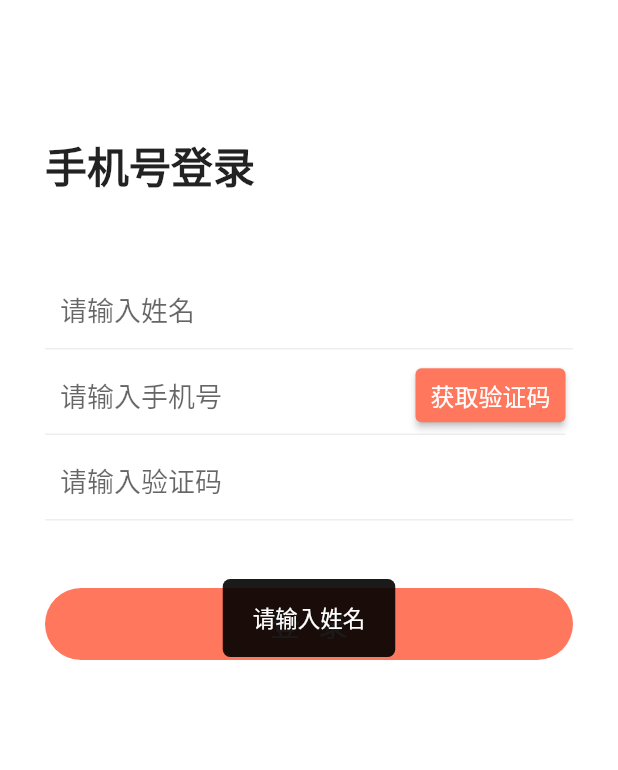
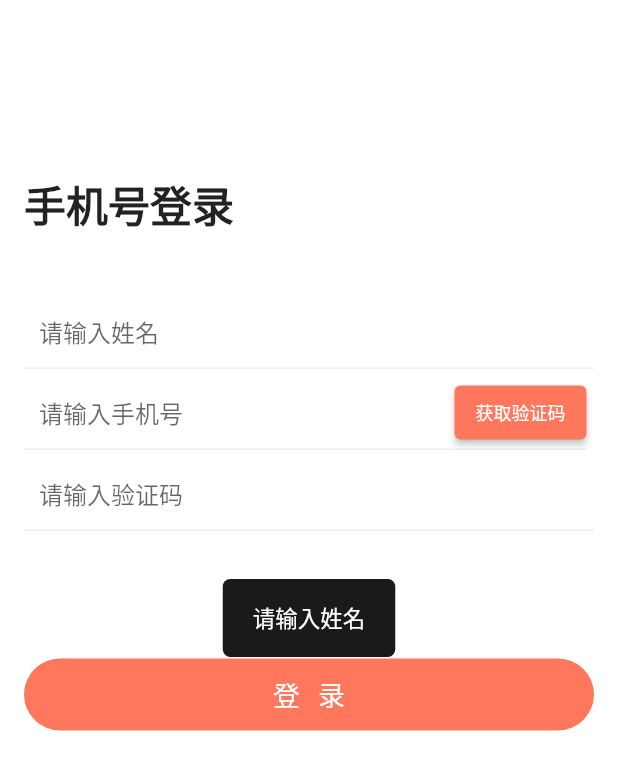
Before and after one commit to 214132049/jiakao, a Flutter app: the screen it shows after launch, after a tap on "登录", on a phone screen of 412 x 824 dp. Shown: the top 770 px of the screen. Run offline on Flutter 3.47's test engine with Material 2 defaults, Android fonts, the light colour scheme and no system bars; our stand-ins replace chips_choice, device_info, flutter_easyloading, flutter_screenutil, shared_preferences; missing offline and left inert: fluwx, tobias.

Commit message:
feat: 版本问题、支付宝支付、验证码

```diff
--- a/lib/loginPage.dart
+++ b/lib/loginPage.dart
@@ -19,6 +19,7 @@ class LoginPage extends StatefulWidget {
 }
 
 class LoginPageState extends State<LoginPage> {
+  String _cookie = '';
   String _name = '';
   String _phone = '';
   String _code = '';
@@ -35,15 +36,35 @@ class LoginPageState extends State<LoginPage> {
     // checkDevice();
   }
 
+  bool _validPhone(String phone) {
+    if (phone.trim() == '') {
+      EasyLoading.showToast('请输入手机号');
+      return false;
+    }
+    RegExp mobileReg = new RegExp(r"1[0-9]\d{9}$");
+    bool matched = mobileReg.hasMatch(phone);
+    if (!matched) {
+      EasyLoading.showToast('手机号不正确');
+      return false;
+    }
+    return true;
+  }
+
   Future _getCode() async {
     try {
-      if (!_available) {
+      if (!_available || !_validPhone(_phone)) {
         return;
       }
+      EasyLoading.show();
+      setState(() {
+        _available = false;
+      });
       _seconds = _countdown;
       var url = '$apiHost/api/getVerifyCode';
       var response = await http
           .post(url, body: {'phone': _phone}).timeout(Duration(seconds: 30));
+      _cookie = response.headers['set-cookie'];
+      print(_cookie);
       if (response.statusCode != 200) {
         throw Error.safeToString('获取失败');
       }
@@ -51,11 +72,17 @@ class LoginPageState extends State<LoginPage> {
       if (data['code'] != 1) {
         throw Error.safeToString(data['message']);
       }
+      EasyLoading.showToast('获取成功');
       _startTimer();
     } catch (exception) {
       if (exception is String) {
         EasyLoading.showError(exception.replaceAll('"', ''));
       }
+      setState(() {
+        _available = true;
+      });
+    } finally {
+      EasyLoading.dismiss();
     }
   }
 
@@ -71,7 +98,6 @@ class LoginPageState extends State<LoginPage> {
         return;
       }
       setState(() {
-        _available = false;
         _verifyStr = '已发送$_seconds' + 's';
       });
       _seconds -= 1;
@@ -121,20 +147,21 @@ class LoginPageState extends State<LoginPage> {
       EasyLoading.showToast('请输入姓名');
       return;
     }
-    if (_phone.trim() == '') {
-      EasyLoading.showToast('请输入手机号');
+    if (!_validPhone(_phone)) {
       return;
     }
     if (_code.trim() == '') {
       EasyLoading.showToast('请输入验证码');
       return;
     }
-    EasyLoading.show(status: 'loading...');
+    EasyLoading.show(status: '登录中');
     String androidId = await deviceInfo.getDeviceInfo();
-    _jumpPage();
     try {
+      print('->>>>$_cookie');
       var url = '$apiHost/api/login';
-      var response = await http.post(url, body: {
+      var response = await http.post(url, headers: {
+        'cookie': _cookie
+      }, body: {
         'name': _name,
         'phone': _phone,
         'code': _code,
@@ -148,6 +175,7 @@ class LoginPageState extends State<LoginPage> {
         throw Error.safeToString(data['message']);
       }
       _prefs.setBool('activated', true);
+      _timer?.cancel();
       _jumpPage();
     } catch (exception) {
       if (exception is String) {
@@ -196,16 +224,16 @@ class LoginPageState extends State<LoginPage> {
     return Scaffold(
         backgroundColor: Colors.white,
         body: Padding(
-          padding: EdgeInsets.all(30.0),
+          padding: EdgeInsets.all(16.0),
           child: Wrap(children: <Widget>[
             Container(
-                margin: EdgeInsets.only(top: 60.0),
+                margin: EdgeInsets.only(top: 100.0),
                 child: Text('手机号登录',
                     style: TextStyle(
                         fontSize: 28.0, fontWeight: FontWeight.bold))),
             Container(
                 padding: EdgeInsets.symmetric(horizontal: 10.0),
-                margin: EdgeInsets.only(top: 50.0, bottom: 5.0),
+                margin: EdgeInsets.only(top: 40.0, bottom: 5.0),
                 decoration: BoxDecoration(
                     border: Border(
                         bottom: BorderSide(
@@ -214,7 +242,7 @@ class LoginPageState extends State<LoginPage> {
                             color: Color(0xffeeeeee)))),
                 child: TextField(
                   onChanged: _setName,
-                  style: TextStyle(fontSize: 18.0),
+                  style: TextStyle(fontSize: 16.0),
                   decoration: InputDecoration(
                     hintText: '请输入姓名',
                     border: InputBorder.none,
@@ -233,20 +261,19 @@ class LoginPageState extends State<LoginPage> {
                 mainAxisAlignment: MainAxisAlignment.spaceBetween,
                 children: [
                   Container(
-                    width: 230.0,
+                    width: 220.0,
                     child: TextField(
                         onChanged: _setPhone,
-                      style: TextStyle(fontSize: 18.0),
+                        style: TextStyle(fontSize: 16.0),
                         keyboardType: TextInputType.phone,
                         decoration: InputDecoration(
                           hintText: '请输入手机号',
                           border: InputBorder.none,
                         ),
                         inputFormatters: [
-                        FilteringTextInputFormatter.digitsOnly,//只允许输入数字
+                          FilteringTextInputFormatter.digitsOnly, //只允许输入数字
                           LengthLimitingTextInputFormatter(11)
-                      ]
-                    ),
+                        ]),
                   ),
                   MaterialButton(
                       color: Color(0xffff775d),
@@ -257,7 +284,7 @@ class LoginPageState extends State<LoginPage> {
                       onPressed: _available ? _getCode : null,
                       child: Text(
                         _verifyStr,
-                        style: TextStyle(fontSize: 16.0),
+                        style: TextStyle(fontSize: 12.0),
                       ),
                       shape: RoundedRectangleBorder(
                           borderRadius: BorderRadius.circular(4.0)))
@@ -276,19 +303,18 @@ class LoginPageState extends State<LoginPage> {
                 child: TextField(
                     onChanged: _setCode,
                     keyboardType: TextInputType.number,
-                  style: TextStyle(fontSize: 18.0),
+                    style: TextStyle(fontSize: 16.0),
                     decoration: InputDecoration(
                       hintText: '请输入验证码',
                       border: InputBorder.none,
                     ),
                     inputFormatters: [
-                    FilteringTextInputFormatter.digitsOnly,//只允许输入数字
+                      FilteringTextInputFormatter.digitsOnly, //只允许输入数字
                       LengthLimitingTextInputFormatter(6)
-                  ]
-                )),
+                    ])),
             Container(
                 width: double.infinity,
-                margin: EdgeInsets.only(top: 40.0),
+                margin: EdgeInsets.only(top: 80.0),
                 decoration: BoxDecoration(
                     color: Color(0xffff775d), // 渐变色
                     borderRadius: BorderRadius.circular(48.0)),
@@ -297,7 +323,7 @@ class LoginPageState extends State<LoginPage> {
                     onPressed: _activeDevice,
                     child: Text(
                       '登录',
-                      style: TextStyle(fontSize: 20.0, letterSpacing: 12.0),
+                      style: TextStyle(fontSize: 18.0, letterSpacing: 12.0),
                     ),
                     shape: RoundedRectangleBorder(
                         borderRadius: BorderRadius.circular(48.0)))),
--- a/pubspec.yaml
+++ b/pubspec.yaml
@@ -34,7 +34,7 @@ dependencies:
   shared_preferences: ^0.5.12+4
   http: ^0.12.2
   tobias: ^1.7.1+3
-  fluwx: ^2.5.0+1
+  fluwx: 2.5.0+1
 
 dev_dependencies:
   flutter_test:
```
Also changed, not shown: lib/homePage.dart (+58 -30 lines), lib/main.dart (+4 -5 lines), 2 other files. Lines whose indentation alone changed are shown as unchanged.
